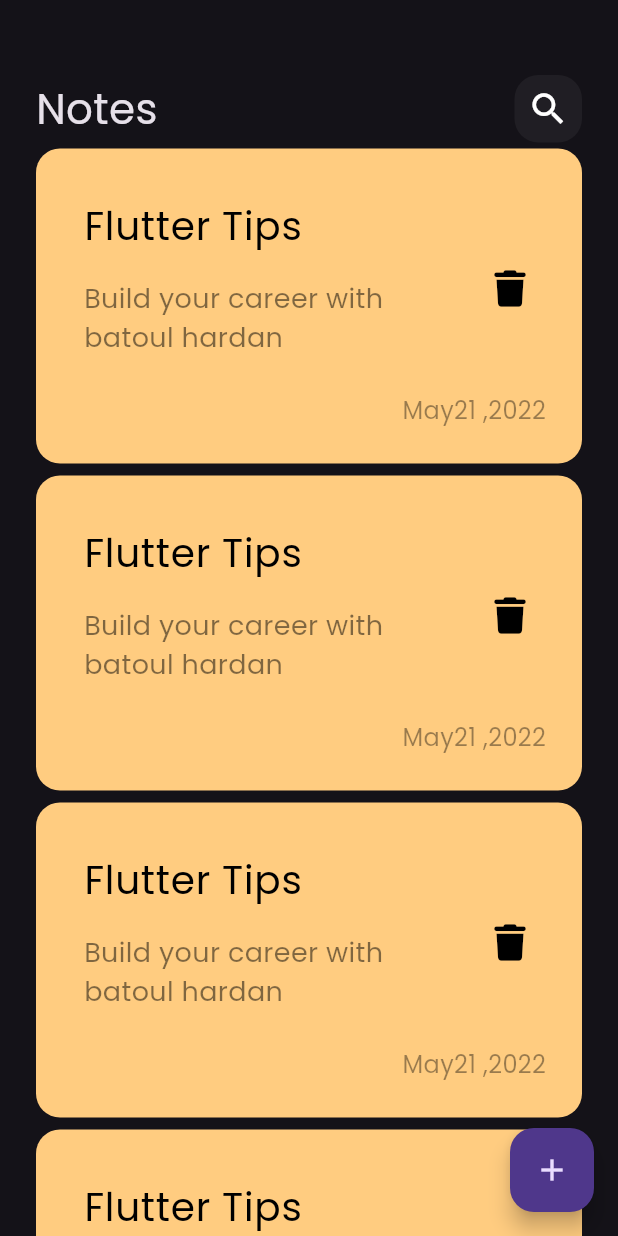
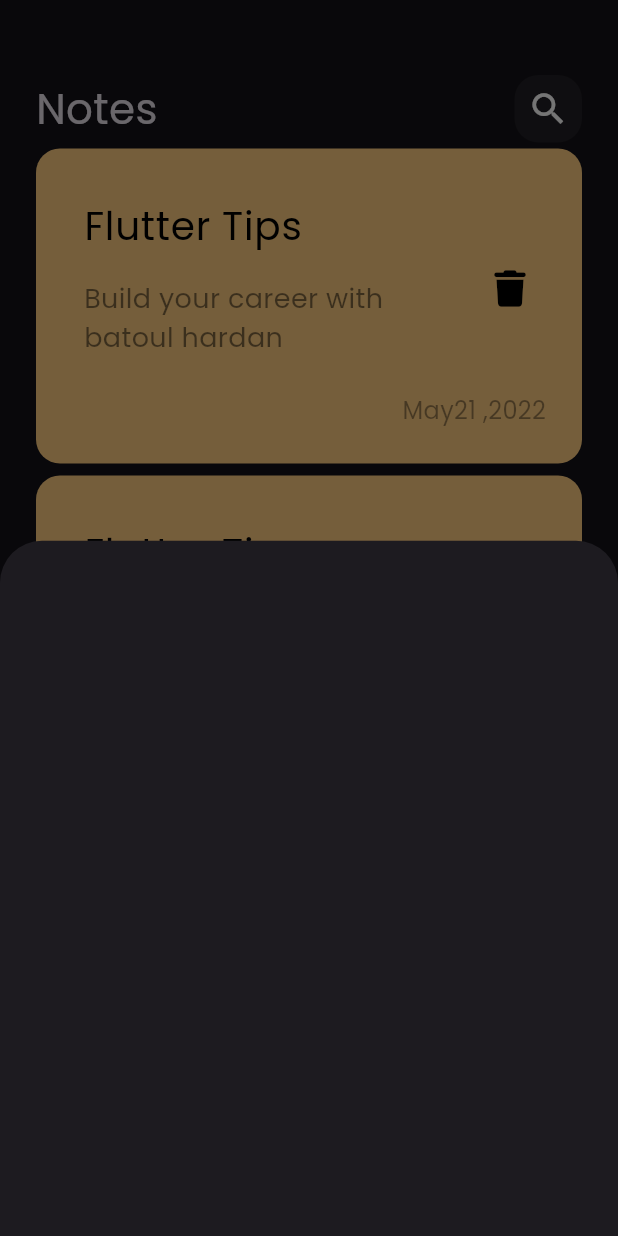
Before and after one commit to BatoolHardan/notes_app, a Flutter app: the screen it shows after launch, after a tap on the "add" icon, on a phone screen of 412 x 824 dp. Run offline on Flutter 3.47's test engine with Material 3 defaults, Android fonts, the phone set to English and light mode, and no system bars; our stand-ins replace font_awesome_flutter.

Commit message:
show model bottom sheet

```diff
--- a/lib/views/notes_view.dart
+++ b/lib/views/notes_view.dart
@@ -1,4 +1,5 @@
 import 'package:flutter/material.dart';
+import 'package:notes_app/views/widgets/add_note_bottom_sheet.dart';
 import 'package:notes_app/views/widgets/notes_view_body.dart';
 
 class NotesView extends StatelessWidget {
@@ -8,7 +9,13 @@ class NotesView extends StatelessWidget {
   Widget build(BuildContext context) {
     return Scaffold(
       floatingActionButton: FloatingActionButton(
-        onPressed: () {},
+        onPressed: () {
+          showModalBottomSheet(
+              context: context,
+              builder: (context) {
+                return const AddNoteBottomSheet();
+              });
+        },
         child: const Icon(Icons.add),
       ),
       body: const NotesViewBody(),
--- /dev/null
+++ b/lib/views/widgets/add_note_bottom_sheet.dart
@@ -0,0 +1,10 @@
+import 'package:flutter/material.dart';
+
+class AddNoteBottomSheet extends StatelessWidget {
+  const AddNoteBottomSheet({super.key});
+
+  @override
+  Widget build(BuildContext context) {
+    return Container();
+  }
+}
--- a/lib/views/widgets/notes_view.dart
+++ b/lib/views/widgets/notes_view.dart
@@ -6,13 +6,16 @@ class NotesListView extends StatelessWidget {
   final data = const [];
   @override
   Widget build(BuildContext context) {
-    return ListView.builder(
+    return Padding(
+      padding: EdgeInsets.zero,
+      child: ListView.builder(
         itemBuilder: (context, index) {
           return const Padding(
             padding: EdgeInsets.symmetric(vertical: 4),
             child: NoteItem(),
           );
         },
+      ),
     );
   }
 }
```
Lines whose indentation alone changed are shown as unchanged.
